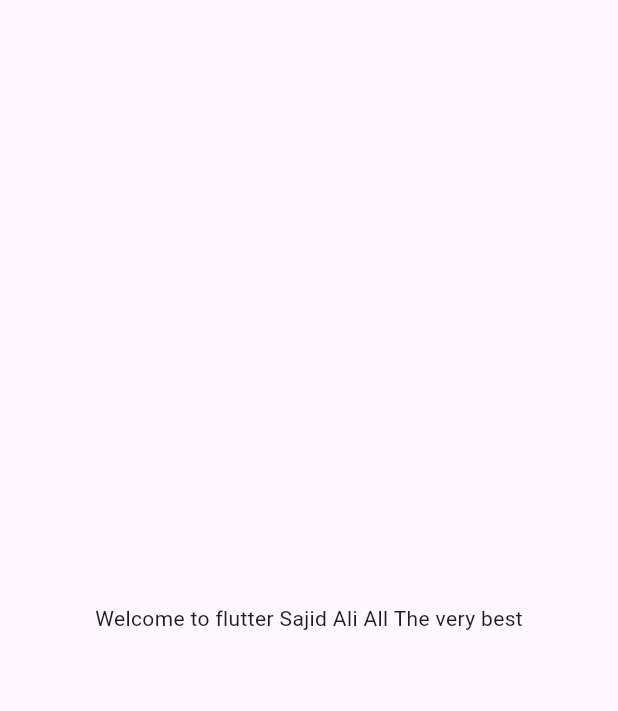
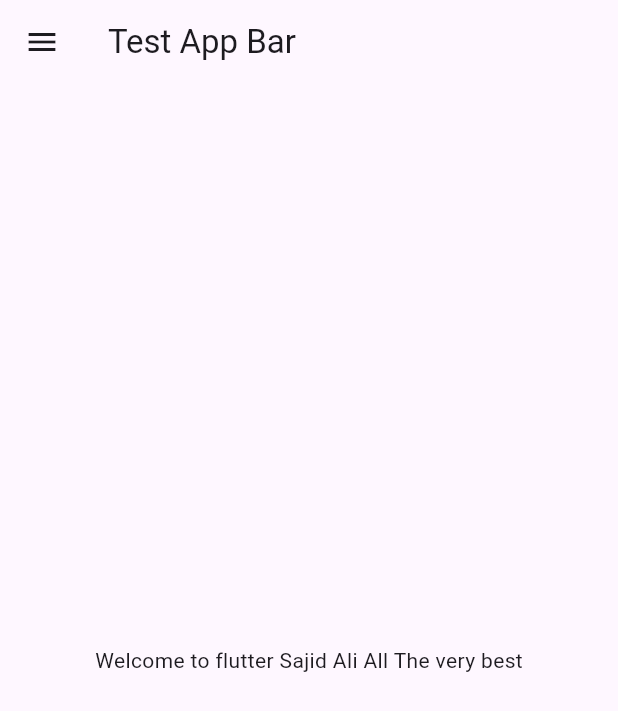
Before and after one commit to SajidaliA/flutter_app, a Flutter app: the screen it shows after launch, on a phone screen of 412 x 824 dp. Shown: the top 711 px of the screen. Run offline on Flutter 3.47's test engine with Material 3 defaults, Android fonts, the phone set to English and light mode, and no system bars.

Commit message:
Home page created

```diff
--- /dev/null
+++ b/lib/home_page.dart
@@ -0,0 +1,20 @@
+import 'package:flutter/material.dart';
+
+class HomePage extends StatelessWidget {
+  const HomePage({super.key});
+
+  @override
+  Widget build(BuildContext context) {
+    return Scaffold(
+      appBar: AppBar(
+        title: Text("Test App Bar"),
+      ),
+      body : Center(
+        child: Container(
+          child: Text("Welcome to flutter Sajid Ali All The very best"),
+        ),
+      ),
+      drawer: Drawer(),
+    );
+  }
+}
--- a/lib/main.dart
+++ b/lib/main.dart
@@ -1,4 +1,5 @@
 import 'package:flutter/material.dart';
+import 'package:flutter_app/home_page.dart';
 
 void main() {
   runApp(MyApp());
@@ -10,13 +11,7 @@ class MyApp extends StatelessWidget {
   @override
   Widget build(BuildContext context) {
     return MaterialApp(
-      home: Material(
-        child: Center(
-          child: Container(
-            child: Text("Welcome to flutter Sajid Ali All The very best"),
-          ),
-        ),
-      ),
+      home: HomePage()
     );
   }
 }
```
